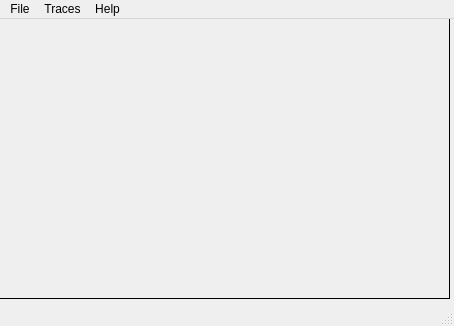
Above: mainwindow.ui from SkBoR/lab_qt_chart before the change. Below: the same form after it.
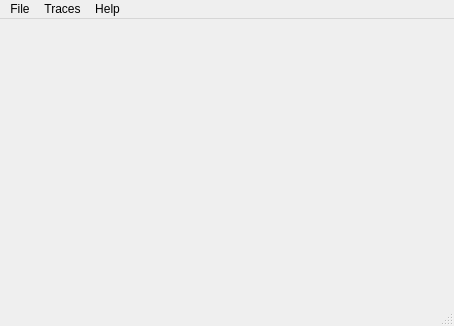
That is the form after the change.

```diff
--- a/mainwindow.ui
+++ b/mainwindow.ui
@@ -26,45 +26,15 @@
    <property name="autoFillBackground">
     <bool>false</bool>
    </property>
-   <widget class="QFrame" name="verticalFrame">
-    <property name="geometry">
-     <rect>
-      <x>-1</x>
-      <y>-1</y>
-      <width>451</width>
-      <height>281</height>
-     </rect>
-    </property>
-    <property name="sizePolicy">
-     <sizepolicy hsizetype="Expanding" vsizetype="Expanding">
-      <horstretch>0</horstretch>
-      <verstretch>0</verstretch>
-     </sizepolicy>
-    </property>
-    <property name="maximumSize">
-     <size>
-      <width>451</width>
-      <height>281</height>
-     </size>
-    </property>
-    <property name="autoFillBackground">
-     <bool>false</bool>
-    </property>
-    <property name="frameShape">
-     <enum>QFrame::Box</enum>
-    </property>
-    <layout class="QGridLayout" name="gridLayout">
-     <property name="sizeConstraint">
-      <enum>QLayout::SetDefaultConstraint</enum>
-     </property>
-     <item row="0" column="0">
-      <widget class="QStackedWidget" name="stackedWidget">
-       <widget class="QWidget" name="page"/>
-       <widget class="QWidget" name="page_2"/>
-      </widget>
-     </item>
-    </layout>
-   </widget>
+   <layout class="QVBoxLayout" name="verticalLayout">
+    <item>
+     <layout class="QVBoxLayout" name="verticalLayout_2">
+      <item>
+       <widget class="QWidget" name="widget" native="true"/>
+      </item>
+     </layout>
+    </item>
+   </layout>
   </widget>
   <widget class="QMenuBar" name="menuBar">
    <property name="geometry">
```
Left out of the diff: 33 changed lines with no effect on the pictures.
